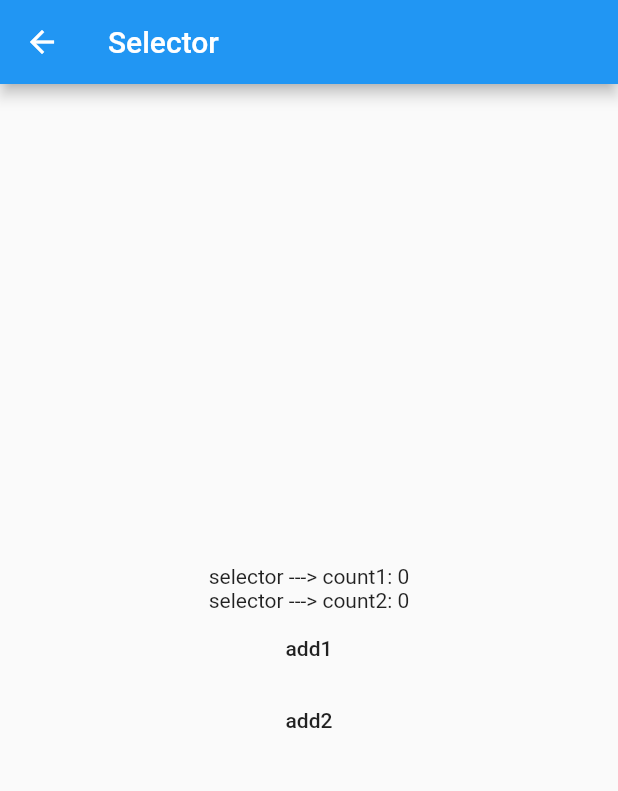
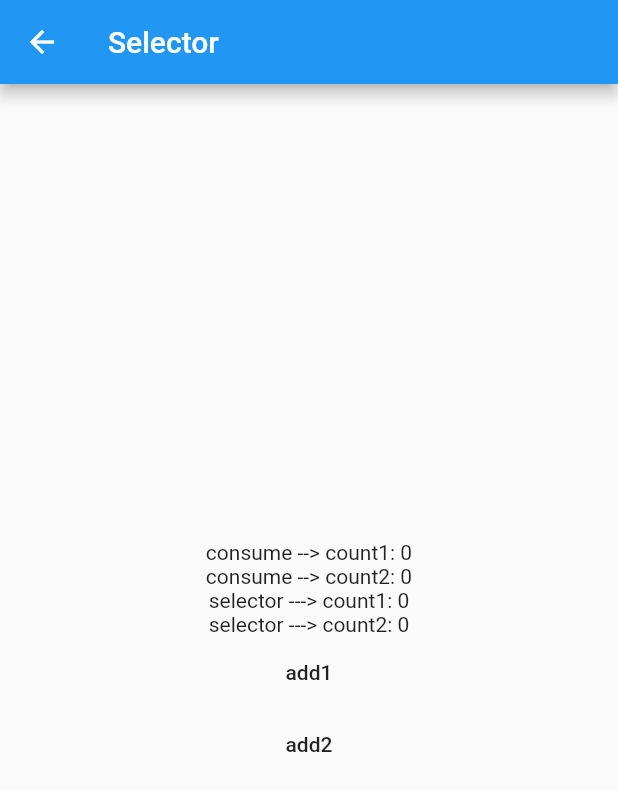
Before and after one commit to teaphy/provider_crawler, a Flutter app: the SelectorPage screen opened directly, on a phone screen of 412 x 824 dp. Shown: the top 791 px of the screen. Run offline on Flutter 3.47's test engine with Material 2 defaults, Android fonts, the phone set to English and light mode, and no system bars.

Commit message:
1. selector add consumer

```diff
--- a/lib/selector.dart
+++ b/lib/selector.dart
@@ -1,5 +1,3 @@
-import 'dart:math';
-
 import 'package:flutter/foundation.dart';
 import 'package:flutter/material.dart';
 import 'package:provider/provider.dart';
@@ -25,6 +23,26 @@ class _SelectorPageState extends State<SelectorPage> {
               mainAxisAlignment: MainAxisAlignment.center,
               crossAxisAlignment: CrossAxisAlignment.center,
               children: <Widget>[
+                Consumer<Counter>(
+                  builder: (context, counter, child) {
+                    print("Consumer ---> count1: ${counter.count1}");
+                    return Column(
+                      children: <Widget>[
+                        Text("consume --> count1: ${counter.count1}"),
+                      ],
+                    );
+                  },
+                ),
+                Consumer<Counter>(
+                  builder: (context, counter, child) {
+                    print("Consumer ---> count2: ${counter.count2}");
+                    return Column(
+                      children: <Widget>[
+                        Text("consume --> count2: ${counter.count2}")
+                      ],
+                    );
+                  },
+                ),
                 Selector<Counter, int>(
                   builder: (_, counter, __) {
                     print("selector ---> count1: $counter");
@@ -85,5 +103,4 @@ class Counter with ChangeNotifier {
     _count2++;
     notifyListeners();
   }
-
 }
```
Also changed, not shown: pubspec.lock.
